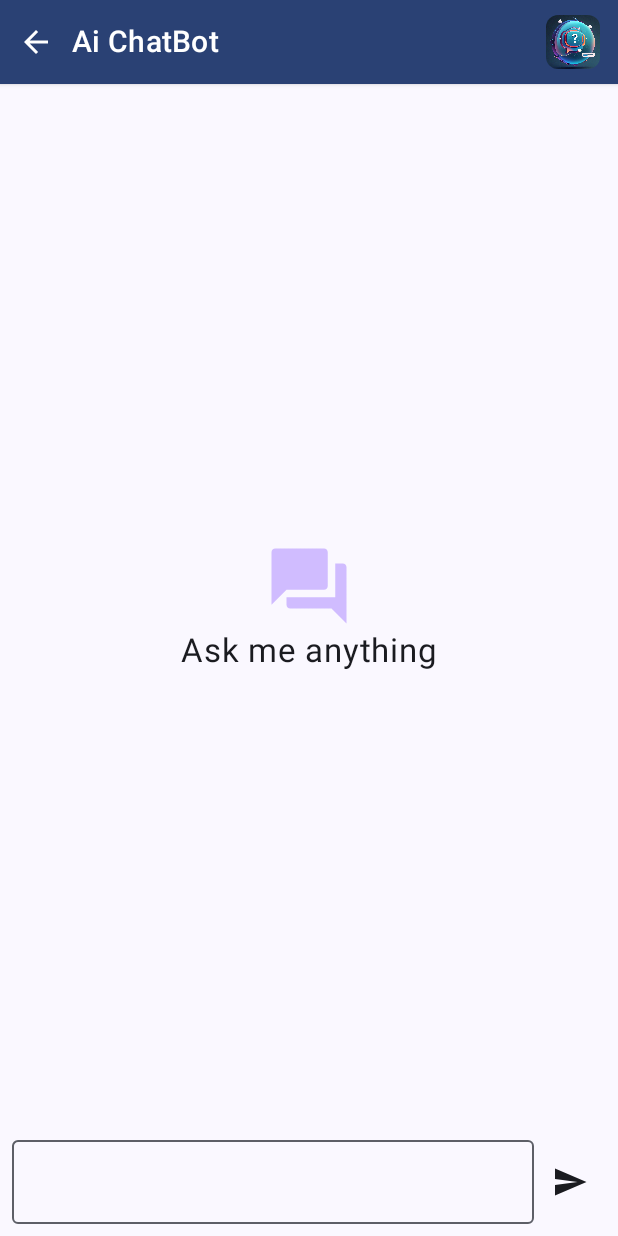
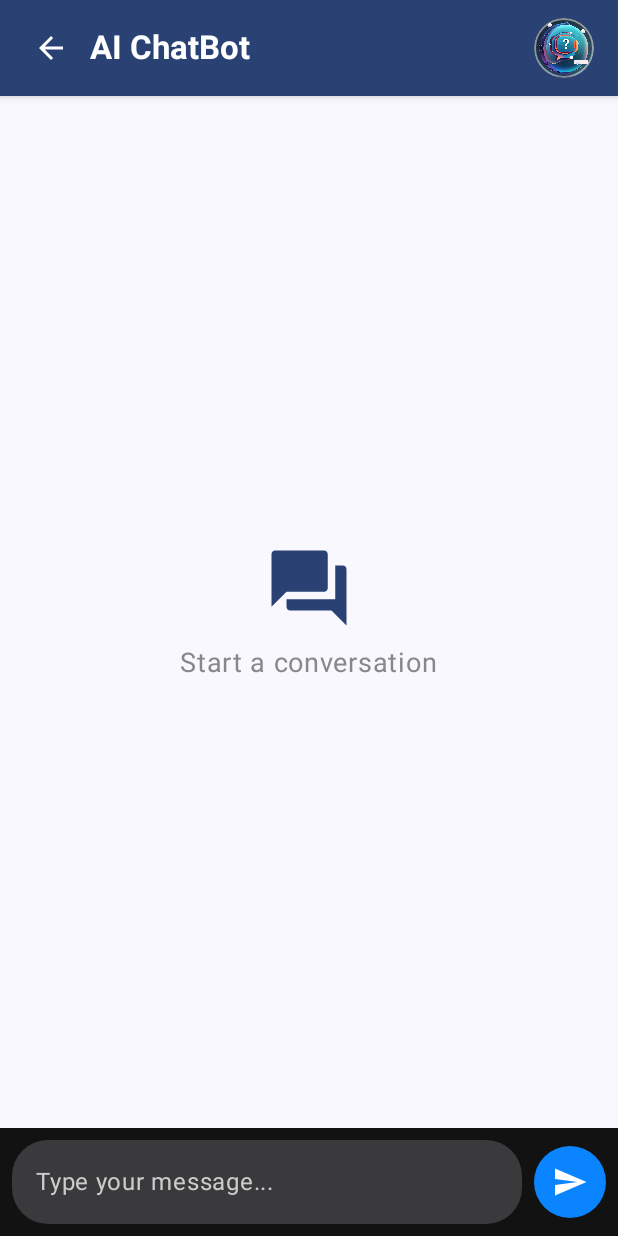
Before and after one commit to aryanchau1516/AiBot, an Android app built with Jetpack Compose: the screen it shows after launch (MainActivity), after a tap on "Start Chatting", on a phone screen of 412 x 824 dp. Run offline under Robolectric (Android 15) with nearby library versions, the phone set to English and light mode, and no system bars; our stand-ins replace Room's generated code; libraries missing offline, so code that uses them is left out: com.google.ai.client.

```diff
--- a/app/src/main/java/com/example/aibot/ChatPage.kt
+++ b/app/src/main/java/com/example/aibot/ChatPage.kt
@@ -7,6 +7,7 @@ import androidx.compose.material.icons.filled.ArrowBack
 import androidx.annotation.RequiresApi
 import androidx.compose.foundation.Image
 import androidx.compose.foundation.background
+import androidx.compose.foundation.border
 import androidx.compose.foundation.layout.Arrangement
 import androidx.compose.foundation.layout.Box
 import androidx.compose.foundation.layout.Column
@@ -14,11 +15,14 @@ import androidx.compose.foundation.layout.Row
 import androidx.compose.foundation.layout.Spacer
 import androidx.compose.foundation.layout.fillMaxSize
 import androidx.compose.foundation.layout.fillMaxWidth
+import androidx.compose.foundation.layout.height
 import androidx.compose.foundation.layout.padding
 import androidx.compose.foundation.layout.size
 import androidx.compose.foundation.layout.width
+import androidx.compose.foundation.layout.widthIn
 import androidx.compose.foundation.lazy.LazyColumn
 import androidx.compose.foundation.lazy.items
+import androidx.compose.foundation.shape.CircleShape
 import androidx.compose.foundation.shape.RoundedCornerShape
 import androidx.compose.foundation.text.selection.SelectionContainer
 import androidx.compose.material.icons.Icons
@@ -28,6 +32,7 @@ import androidx.compose.material3.Icon
 import androidx.compose.material3.IconButton
 import androidx.compose.material3.MaterialTheme
 import androidx.compose.material3.OutlinedTextField
+import androidx.compose.material3.OutlinedTextFieldDefaults
 import androidx.compose.material3.Surface
 import androidx.compose.material3.Text
 import androidx.compose.material3.TopAppBar
@@ -46,8 +51,10 @@ import androidx.compose.ui.text.font.FontWeight
 import androidx.compose.ui.unit.dp
 import androidx.compose.ui.unit.sp
 import androidx.navigation.NavController
+import com.example.aibot.ui.theme.ColorHeader
 import com.example.aibot.ui.theme.ColorModelMessage
 import com.example.aibot.ui.theme.ColorUserMessage
+import com.example.aibot.ui.theme.InputBackground
 //import com.example.aibot.ui.theme.ColorModelMessage
 //import com.example.aibot.ui.theme.ColorUserMessage
 import com.example.aibot.ui.theme.Purple80
@@ -73,133 +80,156 @@ fun ChatPage(modifier: Modifier = Modifier,viewModel: ChatViewModel,navControlle
     }
 }
 
+/*
+@RequiresApi(35)
+@Composable
+fun ChatPage(modifier: Modifier = Modifier, viewModel: ChatViewModel) {
+    Column(
+        modifier = modifier
+            .fillMaxSize()
+            .background(ChatBackground)
+    ) {
+        AppHeader(showBackButton = false)
 
+        MessageList(
+            modifier = Modifier
+                .weight(1f)
+                .padding(horizontal = 8.dp),
+            messageList = viewModel.messageList
+        )
+
+        MessageInput(
+            onMessageSend = {
+                viewModel.sendMessage(it)
+            }
+        )
+    }
+}
+
+ */
 @Composable
-fun MessageList(modifier: Modifier = Modifier,messageList : List<MessageModel>) {
-    if(messageList.isEmpty()){
+fun MessageList(modifier: Modifier = Modifier, messageList: List<MessageModel>) {
+    if (messageList.isEmpty()) {
         Column(
             modifier = modifier.fillMaxSize(),
-            horizontalAlignment = Alignment.CenterHorizontally,
-            verticalArrangement = Arrangement.Center
+            verticalArrangement = Arrangement.Center,
+            horizontalAlignment = Alignment.CenterHorizontally
         ) {
             Icon(
-                modifier = Modifier.size(60.dp),
                 painter = painterResource(id = R.drawable.baseline_question_answer_24),
-                contentDescription = "Icon",
-                tint = Purple80,
+                contentDescription = "Start Chat Icon",
+                tint = MaterialTheme.colorScheme.primary,
+                modifier = Modifier.size(60.dp)
             )
-            Text(text = "Ask me anything", fontSize = 22.sp)
+            Spacer(modifier = Modifier.height(8.dp))
+            Text("Start a conversation", fontSize = 18.sp, color = Color.Gray)
         }
-    }else{
+    } else {
         LazyColumn(
             modifier = modifier,
             reverseLayout = true
         ) {
-            items(messageList.reversed()){
+            items(messageList.reversed()) {
                 MessageRow(messageModel = it)
             }
         }
     }
-
-
 }
 
 @Composable
 fun MessageRow(messageModel: MessageModel) {
-    val isModel = messageModel.role=="model"
+    val isModel = messageModel.role == "model"
 
     Row(
-        verticalAlignment = Alignment.CenterVertically
+        modifier = Modifier
+            .fillMaxWidth()
+            .padding(vertical = 4.dp),
+        horizontalArrangement = if (isModel) Arrangement.Start else Arrangement.End
     ) {
-
         Box(
-            modifier = Modifier.fillMaxWidth()
+            modifier = Modifier
+                .clip(RoundedCornerShape(16.dp))
+                .background(if (isModel) ColorModelMessage else ColorUserMessage)
+                .padding(12.dp)
+                .widthIn(max = 280.dp)
         ) {
-
-            Box(
-                modifier = Modifier
-                    .align(if (isModel) Alignment.BottomStart else Alignment.BottomEnd)
-                    .padding(
-                        start = if (isModel) 8.dp else 70.dp,
-                        end = if (isModel) 70.dp else 8.dp,
-                        top = 8.dp,
-                        bottom = 8.dp
-                    )
-                    .clip(RoundedCornerShape(48f))
-                    .background(if (isModel) ColorModelMessage else ColorUserMessage)
-                    .padding(16.dp)
-            ) {
-
-                SelectionContainer {
-                    Text(
-                        text = messageModel.message,
-                        fontWeight = FontWeight.W500,
-                        color = Color.White
-                    )
-                }
-
-
+            SelectionContainer {
+                Text(
+                    text = messageModel.message,
+                    color = Color.White,
+                    fontSize = 16.sp,
+                    lineHeight = 20.sp
+                )
             }
-
         }
-
-
     }
-
-
 }
 
 
-
 @Composable
-fun MessageInput(onMessageSend : (String)-> Unit) {
-
-    var message by remember {
-        mutableStateOf("")
-    }
+fun MessageInput(onMessageSend: (String) -> Unit) {
+    var message by remember { mutableStateOf("") }
 
     Row(
-        modifier = Modifier.padding(8.dp),
+        modifier = Modifier
+            .fillMaxWidth()
+            .background(ColorHeader)
+            .padding(8.dp),
         verticalAlignment = Alignment.CenterVertically
     ) {
         OutlinedTextField(
-            modifier = Modifier.weight(1f),
             value = message,
-            onValueChange = {
-                message = it
-            }
+            onValueChange = { message = it },
+            modifier = Modifier
+                .weight(1f)
+                .background(InputBackground, RoundedCornerShape(24.dp)),
+            shape = RoundedCornerShape(24.dp),
+            placeholder = { Text("Type your message...", color = Color.LightGray) },
+            maxLines = 4,
+            colors = OutlinedTextFieldDefaults.colors(
+                focusedBorderColor = Color.Transparent,
+                unfocusedBorderColor = Color.Transparent,
+                cursorColor = Color.White
+            )
         )
-        IconButton(onClick = {
-            if(message.isNotEmpty()){
-                onMessageSend(message)
-                message = ""
-            }
-
-        }) {
+        Spacer(modifier = Modifier.width(8.dp))
+        IconButton(
+            onClick = {
+                if (message.isNotBlank()) {
+                    onMessageSend(message.trim())
+                    message = ""
+                }
+            },
+            modifier = Modifier
+                .size(48.dp)
+                .clip(CircleShape)
+                .background(ColorUserMessage)
+        ) {
             Icon(
                 imageVector = Icons.Default.Send,
-                contentDescription = "Send"
+                contentDescription = "Send",
+                tint = Color.White
             )
         }
     }
 }
+
 
 @OptIn(ExperimentalMaterial3Api::class)
 @Composable
 fun AppHeader(
     showBackButton: Boolean = false,
     navController: NavController? = null,
-    title: String = "Ai ChatBot"
+    title: String = "AI ChatBot"
 ) {
     Surface(
-        tonalElevation = 4.dp,
-        shadowElevation = 2.dp,
+        shadowElevation = 4.dp,
         color = MaterialTheme.colorScheme.primary
     ) {
         Row(
             modifier = Modifier
                 .fillMaxWidth()
-                .padding(horizontal = 12.dp, vertical = 10.dp),
+                .padding(horizontal = 16.dp, vertical = 12.dp),
             verticalAlignment = Alignment.CenterVertically,
             horizontalArrangement = Arrangement.SpaceBetween
         ) {
@@ -207,7 +237,9 @@ fun AppHeader(
                 if (showBackButton && navController != null) {
                     IconButton(
                         onClick = { navController.popBackStack() },
-                        modifier = Modifier.size(24.dp)
+                        modifier = Modifier
+                            .size(36.dp)
+                            .background(Color.Transparent, shape = CircleShape)
                     ) {
                         Icon(
                             imageVector = Icons.Default.ArrowBack,
@@ -215,26 +247,70 @@ fun AppHeader(
                             tint = Color.White
                         )
                     }
-                    Spacer(modifier = Modifier.width(12.dp))
+                    Spacer(modifier = Modifier.width(8.dp))
                 }
 
                 Text(
                     text = title,
                     color = Color.White,
-                    style = MaterialTheme.typography.titleMedium,
-                    fontWeight = FontWeight.SemiBold,
-                    fontSize = 20.sp
+                    fontSize = 22.sp,
+                    fontWeight = FontWeight.Bold,
+                    style = MaterialTheme.typography.titleLarge
                 )
             }
 
-            // Logo image
             Image(
                 painter = painterResource(id = R.drawable.ai_bot2),
                 contentDescription = "App Logo",
                 modifier = Modifier
-                    .size(36.dp)
-                    .clip(RoundedCornerShape(8.dp))
+                    .size(40.dp)
+                    .clip(CircleShape)
+                    .border(1.dp, Color.White.copy(alpha = 0.5f), CircleShape)
             )
         }
     }
 }
+
+/*
+@Composable
+fun AppHeader(
+    showBackButton: Boolean = true,
+    navController: NavController? = null
+) {
+    TopAppBar(
+        title = {
+            Row(verticalAlignment = Alignment.CenterVertically) {
+                Image(
+                    painter = painterResource(id = R.drawable.ai_bot2), // Your logo
+                    contentDescription = "Logo",
+                    modifier = Modifier
+                        .size(32.dp)
+                        .clip(CircleShape)
+                )
+                Spacer(modifier = Modifier.width(8.dp))
+                Text(
+                    text = "AI ChatBot",
+                    color = Color.White,
+                    fontSize = 20.sp,
+                    fontWeight = FontWeight.Bold
+                )
+            }
+        },
+        navigationIcon = if (showBackButton && navController != null) {
+            {
+                IconButton(
+                    onClick = { navController.popBackStack() }
+                ) {
+                    Icon(
+                        imageVector = Icons.Default.ArrowBack,
+                        contentDescription = "Back",
+                        tint = Color.White
+                    )
+                }
+            }
+        } else null,
+        colors = TopAppBarDefaults.topAppBarColors(containerColor = ColorHeader)
+    )
+}
+
+ */
--- a/app/src/main/java/com/example/aibot/ui/theme/Color.kt
+++ b/app/src/main/java/com/example/aibot/ui/theme/Color.kt
@@ -12,5 +12,17 @@ val PurpleGrey40 = Color(0xFF625b71)
 val Pink40 = Color(0xFF7D5260)
 
 
-val ColorUserMessage = Color(0xFF03A9F4)
-val ColorModelMessage = Color(0xFF4CAF50)
+val ColorUserMessage1 = Color(0xFF03A9F4)
+val ColorModelMessage2 = Color(0xFF4CAF50)
+//
+//
+//val ColorUserMessage = Color(0xFF0B93F6)       // Sky blue
+//val ColorModelMessage = Color(0xFF2F3136)      // Dark gray (Discord-style)
+//val ChatBackground = Color(0xFFF5F7FB)         // Light subtle background
+//val InputBackground = Color(0xFFE9ECF1)        // Light gray input box
+
+val ColorPrimary = Color(0xFF1E1E1E) // Dark modern background
+val ColorHeader = Color(0xFF121212) // Darker header
+val ColorUserMessage = Color(0xFF0A84FF) // Soft blue
+val ColorModelMessage = Color(0xFF2C2C2E) // Dark gray
+val InputBackground = Color(0xFF3A3A3C) // Subtle dark input
```
